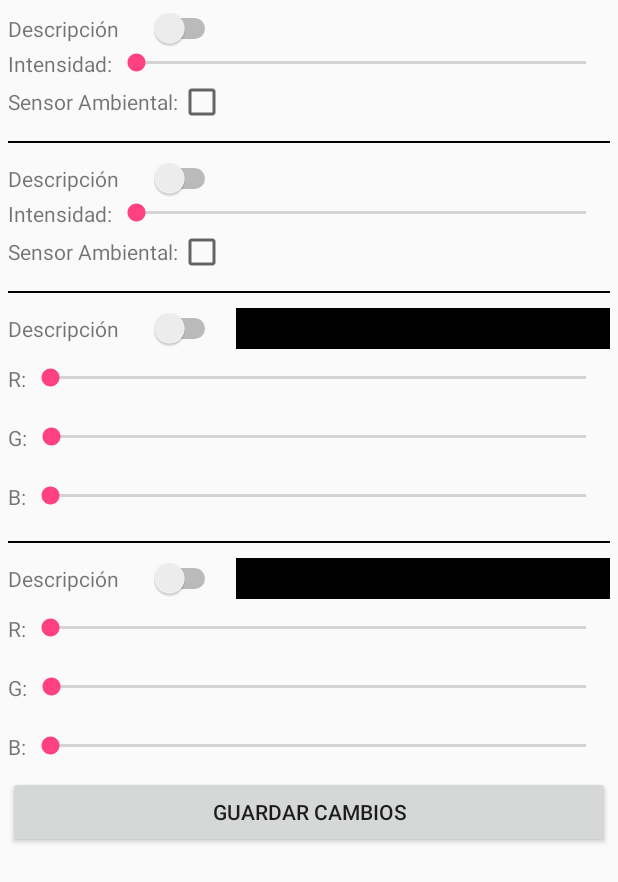
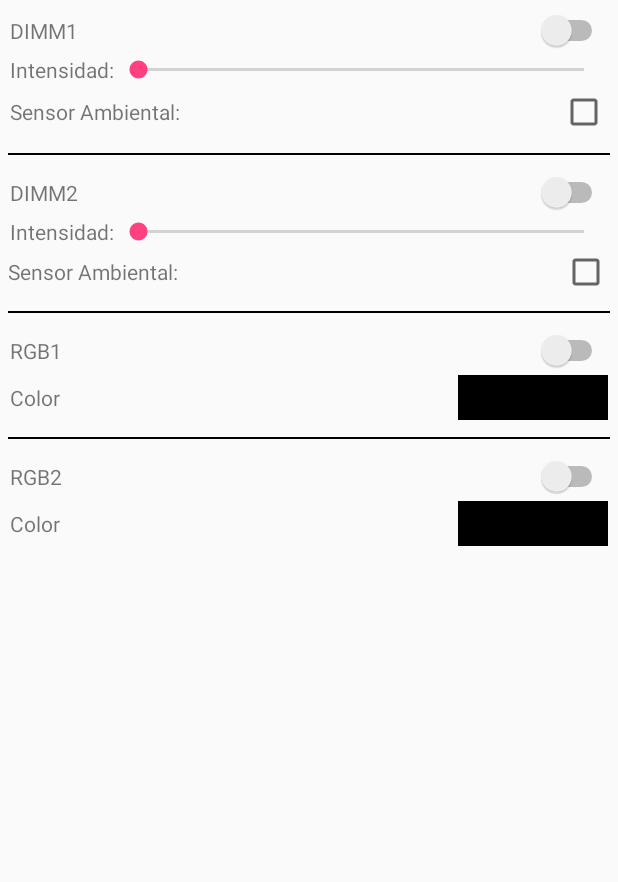
Before and after one commit to kuroghoul/HomeControl, an Android app: the layout item_illumination.xml on its own in the app's theme, with its tools: preview values and no code run, on a phone screen of 412 x 824 dp. Shown: the top 882 px of the screen. Run offline under Robolectric (Android 15) with nearby library versions, the phone set to English and light mode, and no system bars.

Commit message:
Ultimos cambios

```diff
--- a/app/src/main/java/com/fiuady/homecontrol/LoginFragment.java
+++ b/app/src/main/java/com/fiuady/homecontrol/LoginFragment.java
@@ -134,10 +134,10 @@ public class LoginFragment extends Fragment {
         testButton.setOnClickListener(new View.OnClickListener() {
             @Override
             public void onClick(View v) {
-                testFragment testfragmento = new testFragment();
+                MainFragment mainFragment = new MainFragment();
 
                 FragmentTransaction ft = getFragmentManager().beginTransaction();
-                ft.replace(R.id.fragment_container, testfragmento);
+                ft.replace(R.id.fragment_container, mainFragment);
                 ft.addToBackStack(null);
                 ft.commit();
             }
--- a/app/src/main/res/layout/item_illumination.xml
+++ b/app/src/main/res/layout/item_illumination.xml
@@ -21,50 +21,66 @@
         android:layout_height="wrap_content"
         android:orientation="vertical">
 
-        <LinearLayout
+        <RelativeLayout
+            android:padding="1dp"
             android:layout_width="match_parent"
             android:layout_height="wrap_content"
             android:orientation="horizontal">
             <TextView
                 android:id="@+id/illumination_description1"
+                android:layout_alignParentStart="true"
+                android:layout_centerInParent="true"
                 android:layout_width="wrap_content"
                 android:layout_height="wrap_content"
                 android:layout_marginEnd="20dp"
-                android:text="Descripción"/>
+                android:text="DIMM1"/>
 
             <Switch
                 android:id="@+id/illumination_switch1"
+                android:layout_alignParentEnd="true"
+                android:layout_centerInParent="true"
                 android:layout_width="wrap_content"
                 android:layout_height="wrap_content" />
-        </LinearLayout>
-        <LinearLayout
+        </RelativeLayout>
+        <RelativeLayout
+            android:padding="1dp"
             android:layout_width="match_parent"
             android:layout_height="wrap_content"
             android:orientation="horizontal">
             <TextView
+                android:id="@+id/illumination_seekbar1_txt"
+                android:layout_alignParentStart="true"
+                android:layout_centerInParent="true"
                 android:layout_width="wrap_content"
                 android:layout_height="wrap_content"
                 android:text="Intensidad:"/>
             <SeekBar
                 android:id="@+id/illumination_seekbar1"
+                android:layout_toEndOf="@id/illumination_seekbar1_txt"
+                android:layout_alignParentEnd="true"
+                android:layout_centerInParent="true"
                 android:max="255"
                 android:layout_width="match_parent"
                 android:layout_height="wrap_content" />
-        </LinearLayout>
+        </RelativeLayout>
 
-        <LinearLayout
+        <RelativeLayout
+            android:padding="1dp"
             android:layout_width="match_parent"
             android:layout_height="wrap_content"
             android:orientation="horizontal">
             <TextView
+                android:layout_alignParentStart="true"
+                android:layout_centerInParent="true"
                 android:layout_width="wrap_content"
                 android:layout_height="wrap_content"
                 android:text="Sensor Ambiental:" />
             <CheckBox
+                android:layout_alignParentEnd="true"
                 android:id="@+id/illumination_checkbox1"
                 android:layout_width="wrap_content"
                 android:layout_height="wrap_content" />
-        </LinearLayout>
+        </RelativeLayout>
     </LinearLayout>
 
 
@@ -82,50 +98,65 @@
         android:layout_height="wrap_content"
         android:orientation="vertical">
 
-        <LinearLayout
+        <RelativeLayout
+            android:padding="1dp"
             android:layout_width="match_parent"
             android:layout_height="wrap_content"
             android:orientation="horizontal">
             <TextView
                 android:id="@+id/illumination_description2"
+                android:layout_alignParentStart="true"
+                android:layout_centerInParent="true"
                 android:layout_width="wrap_content"
                 android:layout_height="wrap_content"
                 android:layout_marginEnd="20dp"
-                android:text="Descripción"/>
+                android:text="DIMM2"/>
 
             <Switch
                 android:id="@+id/illumination_switch2"
+                android:layout_alignParentEnd="true"
+                android:layout_centerInParent="true"
                 android:layout_width="wrap_content"
                 android:layout_height="wrap_content" />
-        </LinearLayout>
-        <LinearLayout
+        </RelativeLayout>
+        <RelativeLayout
+            android:padding="1dp"
             android:layout_width="match_parent"
-            android:layout_height="wrap_content"
-            android:orientation="horizontal">
+            android:layout_height="wrap_content">
             <TextView
+                android:id="@+id/illumination_seekbar2_txt"
+                android:layout_alignParentStart="true"
+                android:layout_centerInParent="true"
                 android:layout_width="wrap_content"
                 android:layout_height="wrap_content"
                 android:text="Intensidad:"/>
             <SeekBar
                 android:id="@+id/illumination_seekbar2"
+                android:layout_toEndOf="@id/illumination_seekbar2_txt"
+                android:layout_alignParentEnd="true"
+                android:layout_centerInParent="true"
                 android:max="255"
                 android:layout_width="match_parent"
                 android:layout_height="wrap_content" />
-        </LinearLayout>
+        </RelativeLayout>
 
-        <LinearLayout
+        <RelativeLayout
             android:layout_width="match_parent"
             android:layout_height="wrap_content"
             android:orientation="horizontal">
             <TextView
+                android:layout_alignParentStart="true"
+                android:layout_centerInParent="true"
                 android:layout_width="wrap_content"
                 android:layout_height="wrap_content"
                 android:text="Sensor Ambiental:" />
             <CheckBox
                 android:id="@+id/illumination_checkbox2"
+                android:layout_alignParentEnd="true"
+                android:layout_centerInParent="true"
                 android:layout_width="wrap_content"
                 android:layout_height="wrap_content" />
-        </LinearLayout>
+        </RelativeLayout>
 
     </LinearLayout>
 
@@ -142,95 +173,49 @@
             android:layout_height="wrap_content"
             android:orientation="vertical">
 
-            <LinearLayout
+            <RelativeLayout
+                android:padding="1dp"
                 android:layout_width="match_parent"
                 android:layout_height="wrap_content"
                 android:orientation="horizontal">
                 <TextView
+                    android:layout_alignParentStart="true"
+                    android:layout_centerInParent="true"
                     android:id="@+id/illumination_description3"
                     android:layout_width="wrap_content"
                     android:layout_height="wrap_content"
                     android:layout_marginEnd="20dp"
-                    android:text="Descripción"/>
+                    android:text="RGB1"/>
 
                 <Switch
+                    android:layout_centerInParent="true"
+                    android:layout_alignParentEnd="true"
                     android:id="@+id/illumination_switch3"
                     android:layout_width="wrap_content"
                     android:layout_height="wrap_content" />
+            </RelativeLayout>
 
+
+            <RelativeLayout
+                android:padding="1dp"
+                android:layout_width="wrap_content"
+                android:layout_height="wrap_content">
+            <TextView
+                android:layout_alignParentStart="true"
+                android:layout_centerInParent="true"
+                android:layout_width="wrap_content"
+                android:layout_height="wrap_content"
+                android:layout_marginEnd="20dp"
+                android:text="Color"/>
             <View
                 android:id="@+id/illumination_color3"
+                android:layout_alignParentEnd="true"
+                android:layout_centerInParent="true"
                 android:layout_marginStart="10dp"
-                    android:layout_width="wrap_content"
-                    android:layout_height="match_parent"
+                android:layout_width="100dp"
+                android:layout_height="30dp"
                 android:background="#000000"/>
-
-            </LinearLayout>
-            <LinearLayout
-                android:layout_width="match_parent"
-                android:layout_height="wrap_content"
-                android:layout_marginBottom="10dp"
-                android:layout_marginTop="10dp"
-                android:orientation="horizontal">
-                <TextView
-                    android:layout_width="wrap_content"
-                    android:layout_height="wrap_content"
-                    android:text="R:"/>
-                <SeekBar
-                    android:id="@+id/illumination_R3"
-                    android:max="255"
-                    android:layout_width="match_parent"
-                    android:layout_height="wrap_content" />
-            </LinearLayout>
-            <LinearLayout
-                android:layout_width="match_parent"
-                android:layout_height="wrap_content"
-                android:layout_marginBottom="10dp"
-                android:layout_marginTop="10dp"
-                android:orientation="horizontal">
-                <TextView
-                    android:layout_width="wrap_content"
-                    android:layout_height="wrap_content"
-                    android:text="G:"/>
-                <SeekBar
-                    android:id="@+id/illumination_G3"
-                    android:max="255"
-                    android:layout_width="match_parent"
-                    android:layout_height="wrap_content" />
-            </LinearLayout>
-            <LinearLayout
-                android:layout_width="match_parent"
-                android:layout_height="wrap_content"
-                android:layout_marginBottom="10dp"
-                android:layout_marginTop="10dp"
-                android:orientation="horizontal">
-                <TextView
-                    android:layout_width="wrap_content"
-                    android:layout_height="wrap_content"
-                    android:text="B:"/>
-                <SeekBar
-                    android:id="@+id/illumination_B3"
-                    android:max="255"
-                    android:layout_width="match_parent"
-                    android:layout_height="wrap_content" />
-            </LinearLayout>
-
-            <LinearLayout
-                android:layout_width="match_parent"
-                android:layout_height="wrap_content"
-                android:orientation="horizontal">
-                <TextView
-                    android:visibility="gone"
-                    android:layout_width="wrap_content"
-                    android:layout_height="wrap_content"
-                    android:text="Sensor Ambiental:" />
-                <CheckBox
-                    android:visibility="gone"
-                    android:id="@+id/illumination_checkbox3"
-                    android:layout_width="wrap_content"
-                    android:layout_height="wrap_content" />
-            </LinearLayout>
-
+            </RelativeLayout>
         </LinearLayout>
 
 
@@ -251,101 +236,54 @@
 
                 android:layout_width="match_parent"
                 android:layout_height="wrap_content"
-                android:orientation="horizontal">
+                android:orientation="vertical">
+
+                <RelativeLayout
+                    android:padding="1dp"
+                    android:layout_width="match_parent"
+                    android:layout_height="wrap_content">
                     <TextView
                         android:id="@+id/illumination_description4"
+                        android:layout_centerInParent="true"
+                        android:layout_alignParentStart="true"
                         android:layout_width="wrap_content"
                         android:layout_height="wrap_content"
                         android:layout_marginEnd="20dp"
-                    android:text="Descripción"/>
+                        android:text="RGB2"/>
 
                     <Switch
                         android:id="@+id/illumination_switch4"
+                        android:layout_alignParentEnd="true"
                         android:layout_width="wrap_content"
                         android:layout_height="wrap_content" />
+                </RelativeLayout>
 
+                <RelativeLayout
+                    android:padding="1dp"
+                    android:layout_width="match_parent"
+                    android:layout_height="wrap_content">
+                    <TextView
+                        android:layout_centerInParent="true"
+                        android:layout_alignParentStart="true"
+                        android:layout_width="wrap_content"
+                        android:layout_height="wrap_content"
+                        android:layout_marginEnd="20dp"
+                        android:text="Color"/>
                     <View
                         android:background="#000000"
+                        android:layout_alignParentEnd="true"
                         android:id="@+id/illumination_color4"
                         android:layout_marginStart="10dp"
-                    android:layout_width="wrap_content"
-                    android:layout_height="match_parent"/>
-            </LinearLayout>
-            <LinearLayout
-                android:layout_width="match_parent"
-                android:layout_height="wrap_content"
-                android:layout_marginBottom="10dp"
-                android:layout_marginTop="10dp"
-                android:orientation="horizontal">
-                <TextView
-                    android:layout_width="wrap_content"
-                    android:layout_height="wrap_content"
-                    android:text="R:"/>
-                <SeekBar
-                    android:id="@+id/illumination_R4"
-                    android:max="255"
-                    android:layout_width="match_parent"
-                    android:layout_height="wrap_content" />
-            </LinearLayout>
-            <LinearLayout
-                android:layout_width="match_parent"
-                android:layout_height="wrap_content"
-                android:layout_marginBottom="10dp"
-                android:layout_marginTop="10dp"
-                android:orientation="horizontal">
-                <TextView
-                    android:layout_width="wrap_content"
-                    android:layout_height="wrap_content"
-                    android:text="G:"/>
-                <SeekBar
-                    android:id="@+id/illumination_G4"
-                    android:max="255"
-                    android:layout_width="match_parent"
-                    android:layout_height="wrap_content" />
-            </LinearLayout>
-            <LinearLayout
-                android:layout_width="match_parent"
-                android:layout_height="wrap_content"
-                android:layout_marginBottom="10dp"
-                android:layout_marginTop="10dp"
-                android:orientation="horizontal">
-                <TextView
-                    android:layout_width="wrap_content"
-                    android:layout_height="wrap_content"
-                    android:text="B:"/>
-                <SeekBar
-                    android:id="@+id/illumination_B4"
-                    android:max="255"
-                    android:layout_width="match_parent"
-                    android:layout_height="wrap_content" />
-            </LinearLayout>
-
-            <LinearLayout
-                android:layout_width="match_parent"
-                android:layout_height="wrap_content"
-                android:orientation="horizontal">
-                <TextView
-                    android:visibility="gone"
-                    android:layout_width="wrap_content"
-                    android:layout_height="wrap_content"
-                    android:text="Sensor Ambiental:" />
-                <CheckBox
-                    android:visibility="gone"
-                    android:id="@+id/illumination_checkbox4"
-                    android:layout_width="wrap_content"
-                    android:layout_height="wrap_content" />
-            </LinearLayout>
+                        android:layout_width="100dp"
+                        android:layout_height="30dp"/>
+                </RelativeLayout>
 
             </LinearLayout>
 
 
+        </LinearLayout>
 
 
-    <Button
-        android:id="@+id/illumination_save_button"
-        android:text="Guardar cambios"
-        android:layout_width="match_parent"
-        android:layout_height="wrap_content" />
     </LinearLayout>
     </ScrollView>
 </LinearLayout>
```
Also changed, not shown: app/src/main/java/com/fiuady/homecontrol/IlluminationFragment.java (+165 -204 lines). Lines whose indentation alone changed are shown as unchanged.
